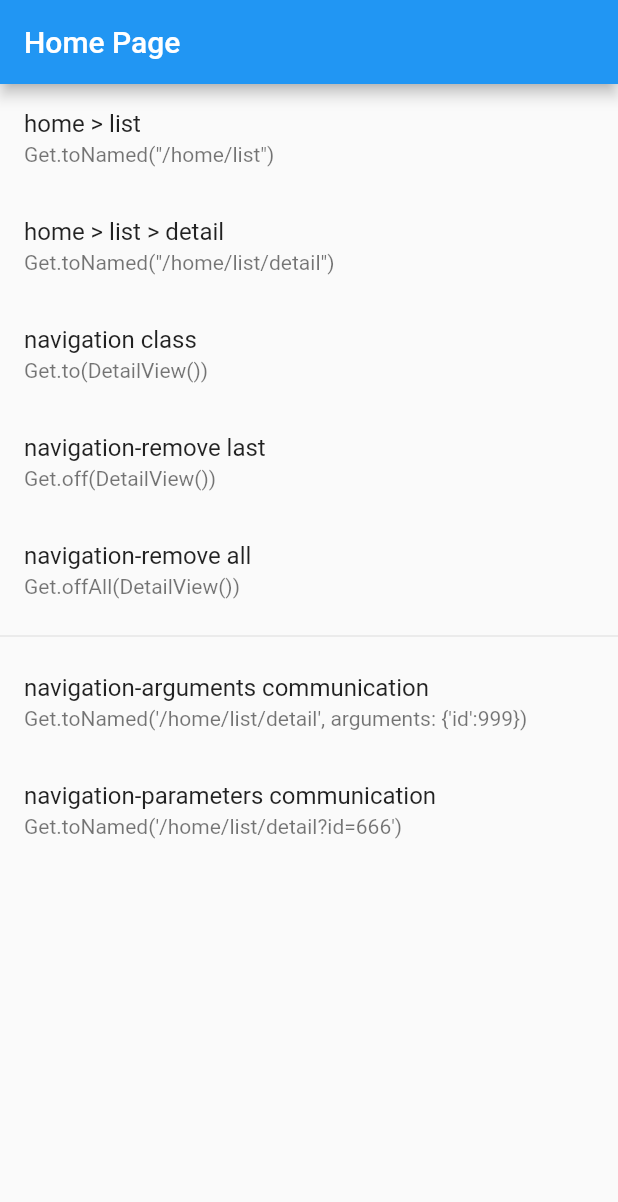
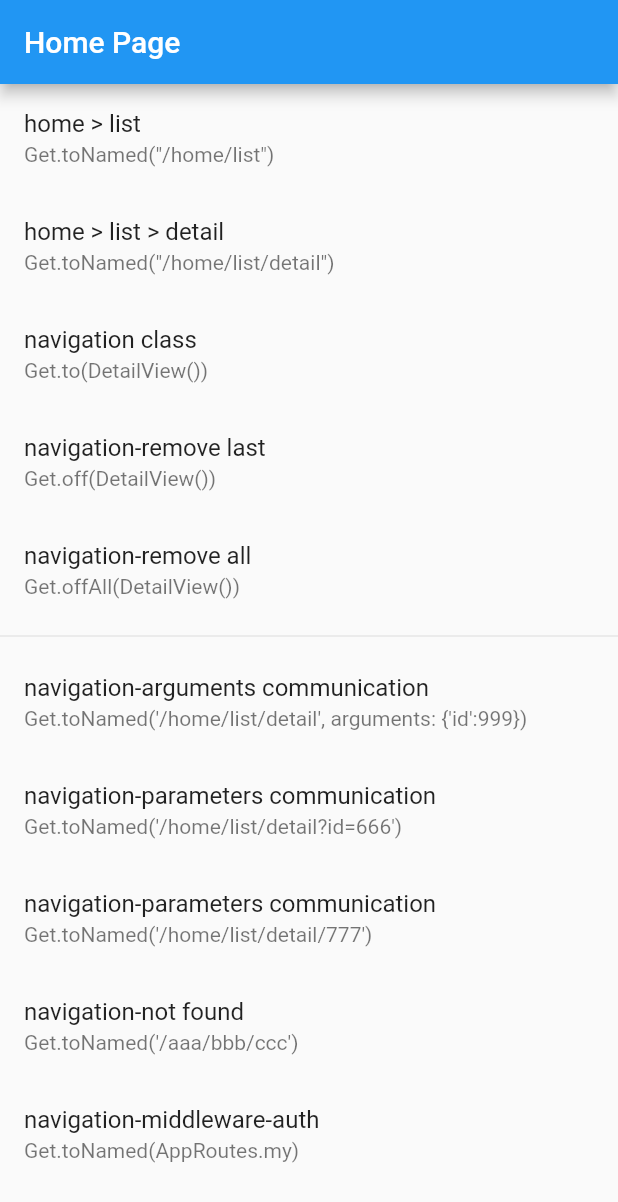
Before and after one commit to Frank1016/getx_learn, a Flutter app: the screen it shows after launch, on a phone screen of 412 x 824 dp. Shown: the top 1202 px of the screen. Run offline on Flutter 3.47's test engine with Material 2 defaults, Android fonts, the phone set to English and light mode, and no system bars; our stand-ins replace get.

Commit message:
getx routing other

```diff
--- /dev/null
+++ b/lib/common/middleware/route_auth.dart
@@ -0,0 +1,12 @@
+import 'package:flutter/material.dart';
+import 'package:get/get.dart';
+import '../../common/routes/app_pages.dart';
+
+class RouteAuthMiddleware extends GetMiddleware {
+  @override
+  RouteSettings? redirect(String? route) {
+    Future.delayed(const Duration(seconds: 1),
+        () => Get.snackbar('Notice', 'Please login first'));
+    return const RouteSettings(name: AppRoutes.login);
+  }
+}
--- a/lib/common/routes/app_pages.dart
+++ b/lib/common/routes/app_pages.dart
@@ -1,20 +1,45 @@
 import 'package:get/get.dart';
 import 'package:getx_learn/pages/home/index.dart';
 import 'package:getx_learn/pages/list/index.dart';
+import 'package:getx_learn/pages/login/index.dart';
 
 import '../../pages/list_detail/index.dart';
+import '../../pages/my/index.dart';
+import '../../pages/not_found/index.dart';
+import '../middleware/route_auth.dart';
 
 part 'app_routes.dart';
 
 class AppPages {
-  static const initial = AppRouts.home;
+  //home page
+  static const initial = AppRoutes.home;
 
+  //404
+  static final unknownRoute =
+      GetPage(name: AppRoutes.notFound, page: () => const NotFoundView());
+
+  //routes
   static final routes = [
+    //whitelist
+    GetPage(
+      name: AppRoutes.login,
+      page: () => const LoginView(),
+      transition: Transition.downToUp,
+    ),
+    //middleware to login
+    GetPage(name: AppRoutes.my, page: () => const MyView(), middlewares: [
+      RouteAuthMiddleware(),
+    ]),
+
     //home > list > detail
-    GetPage(name: AppRouts.home, page: () => const HomeView(), children: [
-      GetPage(name: AppRouts.list, page: () => const ListView(), children: [
+    GetPage(name: AppRoutes.home, page: () => const HomeView(), children: [
+      GetPage(name: AppRoutes.list, page: () => const ListView(), children: [
         GetPage(
-          name: AppRouts.detail,
+          name: AppRoutes.detail,
+          page: () => const DetailView(),
+        ),
+        GetPage(
+          name: AppRoutes.detailId,
           page: () => const DetailView(),
         ),
       ]),
--- a/lib/common/routes/app_routes.dart
+++ b/lib/common/routes/app_routes.dart
@@ -1,7 +1,11 @@
 part of 'app_pages.dart';
 
-abstract class AppRouts {
+abstract class AppRoutes {
   static const home = '/home';
   static const list = '/list';
   static const detail = '/detail';
+  static const detailId = '/detail/:id';
+  static const notFound = '/notFound';
+  static const login = '/login';
+  static const my = '/my';
 }
--- a/lib/main.dart
+++ b/lib/main.dart
@@ -15,6 +15,7 @@ class MyApp extends StatelessWidget {
       debugShowCheckedModeBanner: false,
       initialRoute: AppPages.initial,
       getPages: AppPages.routes,
+      unknownRoute: AppPages.unknownRoute,
     );
   }
 }
--- a/lib/pages/home/index.dart
+++ b/lib/pages/home/index.dart
@@ -1,6 +1,7 @@
 import 'package:flutter/material.dart';
 import 'package:get/get.dart';
 
+import '../../common/routes/app_pages.dart';
 import '../list_detail/index.dart';
 
 class HomeView extends StatelessWidget {
@@ -63,6 +64,29 @@ class HomeView extends StatelessWidget {
               Get.snackbar('return value', 'success -> ${result['success']}');
             },
           ),
+
+          ListTile(
+            title: const Text('navigation-parameters communication'),
+            subtitle: const Text('Get.toNamed(\'/home/list/detail/777\')'),
+            onTap: () async {
+              var result = await Get.toNamed(
+                '/home/list/detail/777',
+              );
+              Get.snackbar('return value', 'success -> ${result['success']}');
+            },
+          ),
+
+          ListTile(
+            title: const Text('navigation-not found'),
+            subtitle: const Text('Get.toNamed(\'/aaa/bbb/ccc\')'),
+            onTap: () => Get.toNamed('/aaa/bbb/ccc'),
+          ),
+
+          ListTile(
+            title: const Text('navigation-middleware-auth'),
+            subtitle: const Text('Get.toNamed(AppRoutes.my)'),
+            onTap: () => Get.toNamed(AppRoutes.my),
+          ),
         ],
       ),
     );
--- /dev/null
+++ b/lib/pages/login/index.dart
@@ -0,0 +1,20 @@
+import 'package:flutter/material.dart';
+import 'package:get/get.dart';
+import 'package:getx_learn/common/routes/app_pages.dart';
+
+class LoginView extends StatelessWidget {
+  const LoginView({super.key});
+
+  @override
+  Widget build(BuildContext context) {
+    return Scaffold(
+        appBar: AppBar(
+          title: const Text('Login'),
+        ),
+        body: ListTile(
+          title: const Text('Return to home page'),
+          subtitle: const Text('Get.offAllNamed(AppRoutes.home)'),
+          onTap: () => Get.offAllNamed(AppRoutes.home),
+        ));
+  }
+}
--- /dev/null
+++ b/lib/pages/my/index.dart
@@ -0,0 +1,20 @@
+import 'package:flutter/material.dart';
+import 'package:get/get.dart';
+import 'package:getx_learn/common/routes/app_pages.dart';
+
+class MyView extends StatelessWidget {
+  const MyView({super.key});
+
+  @override
+  Widget build(BuildContext context) {
+    return Scaffold(
+        appBar: AppBar(
+          title: const Text('My'),
+        ),
+        body: ListTile(
+          title: const Text('Return to home page'),
+          subtitle: const Text('Get.offAllNamed(AppRoutes.home)'),
+          onTap: () => Get.offAllNamed(AppRoutes.home),
+        ));
+  }
+}
--- /dev/null
+++ b/lib/pages/not_found/index.dart
@@ -0,0 +1,21 @@
+import 'package:flutter/material.dart';
+import 'package:get/get.dart';
+import '../../common/routes/app_pages.dart';
+
+class NotFoundView extends StatelessWidget {
+  const NotFoundView({super.key});
+
+  @override
+  Widget build(BuildContext context) {
+    return Scaffold(
+      appBar: AppBar(
+        title: const Text('Route not found'),
+      ),
+      body: ListTile(
+        title: const Text('return to main page'),
+        subtitle: const Text('Get.offAllNamed(AppRoutes.home)'),
+        onTap: () => Get.offAllNamed(AppRoutes.home),
+      ),
+    );
+  }
+}
```
